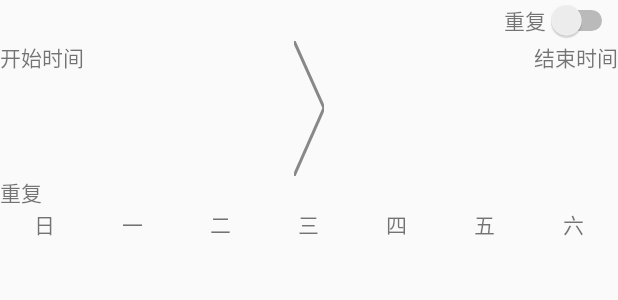
After one commit to w-mj/Time_Manager_Reconstruction, an Android app: the layout new_schedule_add_item_dialog_time.xml on its own in the app's theme, with its tools: preview values and no code run, on a phone screen of 412 x 824 dp. The commit adds this screen. Shown: the top 300 px of the screen. Run offline under Robolectric (Android 15) with nearby library versions, the phone set to English and light mode, and no system bars.

Commit message:
add item dialog (not finish yet)

```diff
--- a/app/src/main/res/layout/fragment_new_schedule.xml
+++ b/app/src/main/res/layout/fragment_new_schedule.xml
@@ -3,7 +3,7 @@
     xmlns:tools="http://schemas.android.com/tools"
     android:layout_width="match_parent"
     android:layout_height="wrap_content"
-    tools:context="wesayallright.timemanager.surface.newScheduleFragment.newSchedule">
+    tools:context="wmj.timemanager.weekViewFragment.WeekView">
     <FrameLayout
         android:layout_width="match_parent"
         android:layout_height="40dp"
--- /dev/null
+++ b/app/src/main/res/layout/new_schedule_add_item_dialog_time.xml
@@ -0,0 +1,154 @@
+<?xml version="1.0" encoding="utf-8"?>
+<LinearLayout xmlns:android="http://schemas.android.com/apk/res/android"
+    android:layout_width="match_parent"
+    android:layout_height="match_parent"
+    android:orientation="vertical">
+
+    <LinearLayout
+        android:layout_width="match_parent"
+        android:layout_height="wrap_content"
+        android:gravity="end"
+        android:orientation="horizontal">
+
+        <TextView
+            android:layout_width="wrap_content"
+            android:layout_height="wrap_content"
+            android:text="重复" />
+
+        <Switch
+            android:id="@+id/nsaidt_switch"
+            android:layout_width="wrap_content"
+            android:layout_height="wrap_content" />
+    </LinearLayout>
+
+    <FrameLayout
+        android:layout_width="match_parent"
+        android:layout_height="90dp"
+        android:layout_gravity="start">
+
+        <LinearLayout
+            android:layout_width="wrap_content"
+            android:layout_height="wrap_content"
+            android:orientation="vertical">
+
+            <TextView
+                android:layout_width="wrap_content"
+                android:layout_height="wrap_content"
+                android:text="开始时间" />
+
+            <TextView
+                android:id="@+id/nsaidt_start_date"
+                android:layout_width="wrap_content"
+                android:layout_height="wrap_content" />
+
+            <TextView
+                android:id="@+id/nsaidt_start_time"
+                android:layout_width="wrap_content"
+                android:layout_height="wrap_content" />
+        </LinearLayout>
+
+        <wesayallright.timemanager.surface.newScheduleFragment.ArrowView
+            android:layout_width="20dp"
+            android:layout_height="match_parent"
+            android:layout_gravity="center" />
+
+        <LinearLayout
+            android:layout_width="wrap_content"
+            android:layout_height="wrap_content"
+            android:layout_gravity="end"
+            android:orientation="vertical">
+
+            <TextView
+                android:layout_width="wrap_content"
+                android:layout_height="wrap_content"
+                android:text="结束时间" />
+
+            <TextView
+                android:id="@+id/nsaidt_end_date"
+                android:layout_width="wrap_content"
+                android:layout_height="wrap_content" />
+
+            <TextView
+                android:id="@+id/nsaidt_end_time"
+                android:layout_width="wrap_content"
+                android:layout_height="wrap_content" />
+        </LinearLayout>
+
+    </FrameLayout>
+
+    <LinearLayout
+        android:id="@+id/nsaidt_repeat_bar"
+        android:layout_width="match_parent"
+        android:layout_height="wrap_content"
+        android:orientation="vertical">
+
+        <TextView
+            android:layout_width="wrap_content"
+            android:layout_height="wrap_content"
+            android:text="重复" />
+
+        <LinearLayout
+            android:layout_width="match_parent"
+            android:layout_height="wrap_content"
+            android:orientation="horizontal">
+
+            <TextView
+                android:gravity="center"
+                android:id="@+id/nsctd_every_sun"
+                android:layout_width="0dp"
+                android:layout_height="wrap_content"
+                android:layout_weight="1"
+                android:text="日" />
+
+            <TextView
+                android:gravity="center"
+                android:id="@+id/nsctd_every_mon"
+                android:layout_width="0dp"
+                android:layout_height="wrap_content"
+                android:layout_weight="1"
+                android:text="一" />
+
+            <TextView
+                android:gravity="center"
+                android:id="@+id/nsctd_every_tue"
+                android:layout_width="0dp"
+                android:layout_height="wrap_content"
+                android:layout_weight="1"
+                android:text="二" />
+
+            <TextView
+                android:gravity="center"
+                android:id="@+id/nsctd_every_wed"
+                android:layout_width="0dp"
+                android:layout_height="wrap_content"
+                android:layout_weight="1"
+                android:text="三" />
+
+            <TextView
+                android:gravity="center"
+                android:id="@+id/nsctd_every_thur"
+                android:layout_width="0dp"
+                android:layout_height="wrap_content"
+                android:layout_weight="1"
+                android:text="四" />
+
+            <TextView
+                android:gravity="center"
+                android:id="@+id/nsctd_every_fri"
+                android:layout_width="0dp"
+                android:layout_height="wrap_content"
+                android:layout_weight="1"
+                android:text="五" />
+
+            <TextView
+                android:gravity="center"
+                android:id="@+id/nsctd_every_sat"
+                android:layout_width="0dp"
+                android:layout_height="wrap_content"
+                android:layout_weight="1"
+                android:text="六" />
+        </LinearLayout>
+
+    </LinearLayout>
+
+</LinearLayout>
```
Also changed, not shown: app/src/main/java/wmj/timemanager/weekViewFragment/AddItemDialog.java (added, +53 -0 lines), app/src/main/java/wmj/timemanager/weekViewFragment/WeekView.java (+11 -0 lines), app/src/main/res/layout/fragment_week_view.xml (deleted, +0 -13 lines), app/src/main/res/layout/new_schedule_add_item_dialog.xml (added, +55 -0 lines), app/src/main/res/drawable/plus.png, 1 other file.
